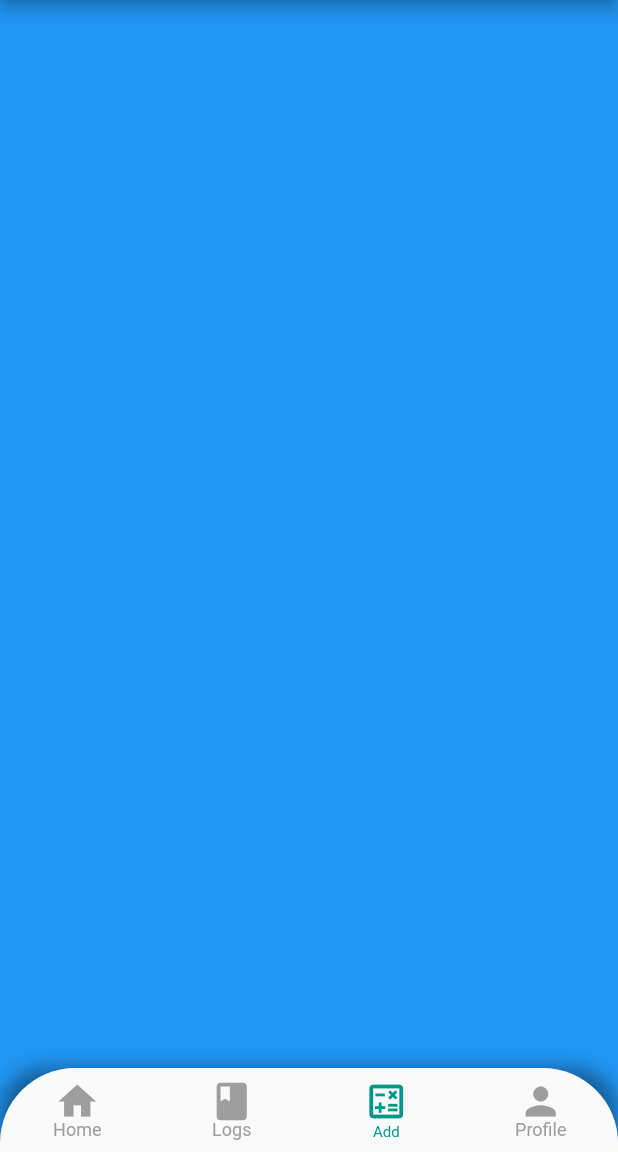
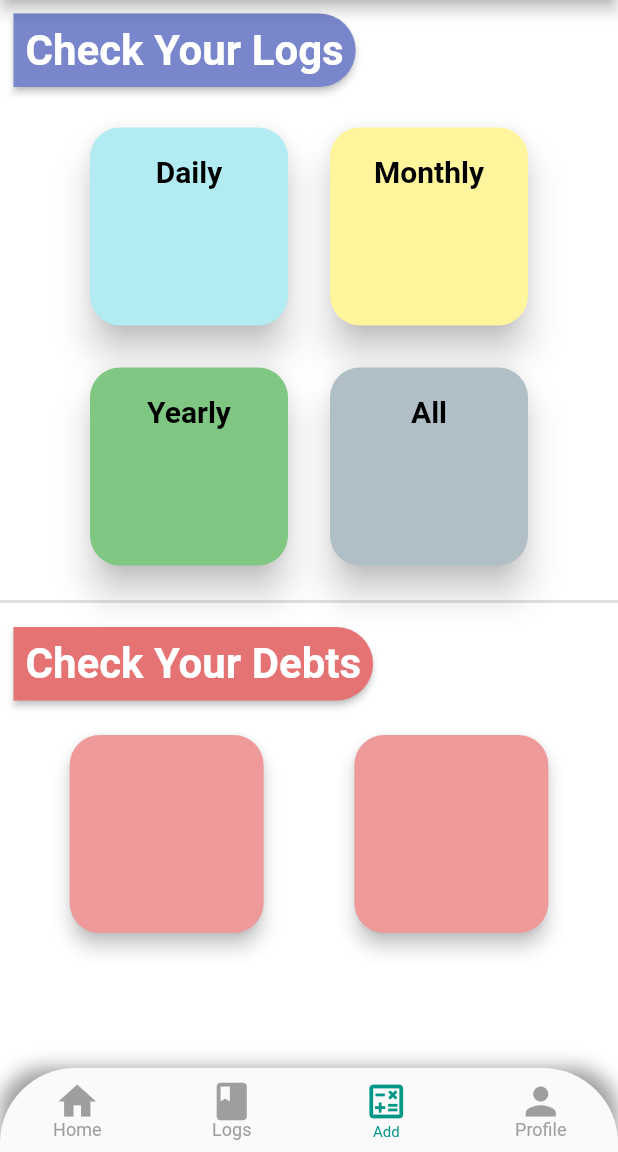
Before and after one commit to AmrSabbagh35/Daftarak, a Flutter app: the BottomNav screen opened directly, item 3 of the bottom bar chosen, on a phone screen of 412 x 824 dp, the part 84-1236 px from its top. Run offline on Flutter 3.47's test engine with Material 2 defaults, Android fonts, the light colour scheme and no system bars; our stand-ins replace animated_splash_screen, avatar_glow, flutter_login, flutter_speed_dial, font_awesome_flutter, hijri and 2 more; missing offline and left inert: animate_icons; accounts and stored records are empty.

Commit message:
logs fixed

```diff
--- a/lib/main.dart
+++ b/lib/main.dart
@@ -12,6 +12,7 @@ class MyApp extends StatelessWidget {
     return MaterialApp(
         debugShowCheckedModeBanner: false,
         title: 'Login Screen',
+        // theme: ThemeData.dark(),
         home: AnimatedSplashScreen(
             splash: Icons.menu_book,
             duration: 100,
@@ -20,3 +21,15 @@ class MyApp extends StatelessWidget {
             nextScreen: LoginScreen()));
   }
 }
+
+ThemeData _darkTheme = ThemeData(
+  primaryTextTheme: TextTheme(),
+  accentColor: Colors.white,
+  brightness: Brightness.dark,
+  primaryColor: Colors.amber,
+);
+
+ThemeData _lightTheme = ThemeData(
+    accentColor: Colors.pink,
+    brightness: Brightness.light,
+    primaryColor: Colors.blue);
--- /dev/null
+++ b/lib/screens/Add_Screen.dart
@@ -0,0 +1,251 @@
+import 'package:flutter/material.dart';
+
+class Add_Screen extends StatefulWidget {
+  @override
+  _Add_ScreenState createState() => _Add_ScreenState();
+}
+
+class _Add_ScreenState extends State<Add_Screen> {
+  @override
+  Widget build(BuildContext context) {
+    final screenheight = MediaQuery.of(context).size.height;
+    final screenwidth = MediaQuery.of(context).size.width;
+    return Container(
+        child: Column(
+      crossAxisAlignment: CrossAxisAlignment.start,
+      children: <Widget>[
+        Padding(
+          padding: const EdgeInsets.symmetric(horizontal: 5, vertical: 5),
+          child: Card(
+            color: Colors.indigo[300],
+            elevation: 2,
+            shape: RoundedRectangleBorder(
+                borderRadius: BorderRadius.only(
+                    topRight: Radius.circular(40),
+                    bottomRight: Radius.circular(40))),
+            child: Padding(
+              padding: const EdgeInsets.all(8.0),
+              child: Text(
+                "Check Your Logs",
+                style: TextStyle(
+                    color: Colors.white,
+                    fontSize: 28.0,
+                    fontWeight: FontWeight.bold),
+                textAlign: TextAlign.start,
+              ),
+            ),
+          ),
+        ),
+        SizedBox(
+          height: 2,
+        ),
+        Padding(
+          padding: const EdgeInsets.all(12.0),
+          child: Center(
+            child: Wrap(
+              spacing: 20,
+              runSpacing: 20.0,
+              children: <Widget>[
+                SizedBox(
+                  width: 140.0,
+                  height: 140.0,
+                  child: Card(
+                    color: Colors.cyan[100],
+                    elevation: 10,
+                    shape: RoundedRectangleBorder(
+                        borderRadius: BorderRadius.circular(20)),
+                    child: InkWell(
+                      splashColor: Colors.cyan[300],
+                      onTap: () => print('object'),
+                      child: Center(
+                          child: Padding(
+                        padding: const EdgeInsets.all(8.0),
+                        child: Column(
+                          children: <Widget>[
+                            SizedBox(
+                              height: 10.0,
+                            ),
+                            Text(
+                              "Daily",
+                              style: TextStyle(
+                                  color: Colors.black,
+                                  fontWeight: FontWeight.bold,
+                                  fontSize: 20.0),
+                            ),
+                            SizedBox(
+                              height: 5.0,
+                            ),
+                          ],
+                        ),
+                      )),
+                    ),
+                  ),
+                ),
+                SizedBox(
+                  width: 140.0,
+                  height: 140.0,
+                  child: Card(
+                    color: Colors.yellow[200],
+                    elevation: 10,
+                    shape: RoundedRectangleBorder(
+                        borderRadius: BorderRadius.circular(20)),
+                    child: InkWell(
+                      splashColor: Colors.yellow,
+                      onTap: () => print('object'),
+                      child: Center(
+                          child: Padding(
+                        padding: const EdgeInsets.all(8.0),
+                        child: Column(
+                          children: <Widget>[
+                            SizedBox(
+                              height: 10.0,
+                            ),
+                            Text(
+                              "Monthly",
+                              style: TextStyle(
+                                  color: Colors.black,
+                                  fontWeight: FontWeight.bold,
+                                  fontSize: 20.0),
+                            ),
+                            SizedBox(
+                              height: 5.0,
+                            ),
+                          ],
+                        ),
+                      )),
+                    ),
+                  ),
+                ),
+                SizedBox(
+                  width: 140.0,
+                  height: 140.0,
+                  child: Card(
+                    color: Colors.green[300],
+                    elevation: 10,
+                    shape: RoundedRectangleBorder(
+                        borderRadius: BorderRadius.circular(20)),
+                    child: InkWell(
+                      splashColor: Colors.green[400],
+                      onTap: () => print('object'),
+                      child: Center(
+                          child: Padding(
+                        padding: const EdgeInsets.all(8.0),
+                        child: Column(
+                          children: <Widget>[
+                            SizedBox(
+                              height: 10.0,
+                            ),
+                            Text(
+                              "Yearly",
+                              style: TextStyle(
+                                  color: Colors.black,
+                                  fontWeight: FontWeight.bold,
+                                  fontSize: 20.0),
+                            ),
+                            SizedBox(
+                              height: 5.0,
+                            ),
+                          ],
+                        ),
+                      )),
+                    ),
+                  ),
+                ),
+                SizedBox(
+                  width: 140.0,
+                  height: 140.0,
+                  child: Card(
+                    color: Colors.blueGrey[200],
+                    elevation: 10,
+                    shape: RoundedRectangleBorder(
+                        borderRadius: BorderRadius.circular(20)),
+                    child: InkWell(
+                      splashColor: Colors.blueGrey,
+                      onTap: () => print('object'),
+                      child: Center(
+                          child: Padding(
+                        padding: const EdgeInsets.all(8.0),
+                        child: Column(
+                          children: <Widget>[
+                            SizedBox(
+                              height: 10.0,
+                            ),
+                            Text(
+                              "All",
+                              style: TextStyle(
+                                  color: Colors.black,
+                                  fontWeight: FontWeight.bold,
+                                  fontSize: 20.0),
+                            ),
+                            SizedBox(
+                              height: 5.0,
+                            ),
+                          ],
+                        ),
+                      )),
+                    ),
+                  ),
+                ),
+              ],
+            ),
+          ),
+        ),
+        Divider(
+          thickness: 2,
+        ),
+        Padding(
+          padding: const EdgeInsets.symmetric(horizontal: 5, vertical: 5),
+          child: Card(
+            color: Colors.red[300],
+            elevation: 2,
+            shape: RoundedRectangleBorder(
+                borderRadius: BorderRadius.only(
+                    topRight: Radius.circular(40),
+                    bottomRight: Radius.circular(40))),
+            child: Padding(
+              padding: const EdgeInsets.all(8.0),
+              child: Text(
+                "Check Your Debts",
+                style: TextStyle(
+                    color: Colors.white,
+                    fontSize: 28.0,
+                    fontWeight: FontWeight.bold),
+                textAlign: TextAlign.start,
+              ),
+            ),
+          ),
+        ),
+        // SizedBox(
+        //   height: 10,
+        // ),
+        Row(
+          mainAxisAlignment: MainAxisAlignment.spaceEvenly,
+          children: [
+            Container(
+              height: 140,
+              margin: EdgeInsets.all(10),
+              width: screenwidth / 3,
+              child: Card(
+                color: Colors.red[200],
+                shape: RoundedRectangleBorder(
+                    borderRadius: BorderRadius.circular(20)),
+                elevation: 5,
+              ),
+            ),
+            Container(
+              height: 140,
+              margin: EdgeInsets.all(10),
+              width: screenwidth / 3,
+              child: Card(
+                color: Colors.red[200],
+                shape: RoundedRectangleBorder(
+                    borderRadius: BorderRadius.circular(20)),
+                elevation: 5,
+              ),
+            ),
+          ],
+        )
+      ],
+    ));
+  }
+}
--- a/lib/screens/Bottom_Nav.dart
+++ b/lib/screens/Bottom_Nav.dart
@@ -1,6 +1,7 @@
 import 'package:animate_icons/animate_icons.dart';
 import 'package:flutter/material.dart';
 import 'package:flutter_speed_dial/flutter_speed_dial.dart';
+import 'package:test_login/screens/Add_Screen.dart';
 import 'package:test_login/screens/Home_screen.dart';
 import 'package:test_login/screens/Profile_Screen.dart';
 import 'package:test_login/widgets/widget.dart';
@@ -23,9 +24,7 @@ class _BottomNavState extends State<BottomNav> {
   final List<Widget> _children = [
     Homescreen(),
     PlaceHolder(),
-    Container(
-      color: Colors.blue,
-    ),
+    Add_Screen(),
     Profile_Screen(),
   ];
   @override
--- a/lib/screens/Home_screen.dart
+++ b/lib/screens/Home_screen.dart
@@ -1,7 +1,5 @@
 import 'package:flutter/material.dart';
-import 'package:test_login/widgets/Calendar_card.dart';
-import 'package:test_login/widgets/DailyBox_Card.dart';
-import 'package:test_login/widgets/Reminder_Card.dart';
+import 'package:test_login/widgets/widget.dart';
 
 class Homescreen extends StatefulWidget {
   @override
--- a/lib/screens/Item_List.dart
+++ b/lib/screens/Item_List.dart
@@ -65,10 +65,13 @@ Widget _buildItem(String title, String subtitle) {
     child: Column(
       children: [
         Card(
+          margin: EdgeInsets.all(10),
           elevation: 5,
           child: ListTile(
             title: Text(title),
             subtitle: Text(subtitle),
+            trailing: Icon(Icons.ac_unit),
+            // dense: true,
           ),
         ),
         // Divider(),
--- a/lib/screens/Profile_Screen.dart
+++ b/lib/screens/Profile_Screen.dart
@@ -20,7 +20,7 @@ class _Profile_ScreenState extends State<Profile_Screen> {
                   bottomRight: Radius.circular(50),
                   bottomLeft: Radius.circular(50)),
             ),
-            elevation: 20,
+            elevation: 15,
             child: Container(
               height: screenHeight / 3,
               width: double.infinity,
@@ -119,11 +119,19 @@ class _Profile_ScreenState extends State<Profile_Screen> {
               ),
             ),
           ),
-          Container(
-            width: double.infinity,
-            height: 30,
-            child: Card(
-              elevation: 20,
+          Padding(
+            padding: const EdgeInsets.symmetric(horizontal: 10, vertical: 10),
+            child: Container(
+              width: double.infinity,
+              height: 100,
+              decoration:
+                  BoxDecoration(borderRadius: BorderRadius.circular(10)),
+              child: Card(
+                shape: RoundedRectangleBorder(
+                    borderRadius: BorderRadius.circular(50)),
+                elevation: 10,
+                clipBehavior: Clip.antiAlias,
+              ),
             ),
           ),
         ],
--- a/lib/widgets/Calendar_card.dart
+++ b/lib/widgets/Calendar_card.dart
@@ -80,7 +80,8 @@ class _CalenderCardState extends State<CalenderCard> {
                     // width: screensize / 5,
                     // child:
                     child: Container(
-                      color: Colors.white,
+                      decoration: BoxDecoration(
+                          border: Border.all(color: Colors.grey[400])),
                       child: Column(
                         children: [
                           SizedBox(
--- a/lib/widgets/DailyBox_Card.dart
+++ b/lib/widgets/DailyBox_Card.dart
@@ -45,14 +45,14 @@ class _DailyBox_CardState extends State<DailyBox_Card> {
               ),
             ],
           ),
-          Positioned(
-              top: 0,
-              bottom: 0,
-              right: screensize / 4,
-              left: 0,
-              child: VerticalDivider(
-                thickness: 2,
-              )),
+          // Positioned(
+          //     top: 0,
+          //     bottom: 0,
+          //     right: screensize / 4,
+          //     left: 0,
+          //     child: VerticalDivider(
+          //       thickness: 2,
+          //     )),
           // Positioned(
           //     top: 20,
           //     right: screewidth / 2 - 20,
--- a/lib/widgets/LoginWidget.dart
+++ b/lib/widgets/LoginWidget.dart
@@ -1,3 +1,5 @@
+import 'dart:ui';
+
 import 'package:flutter/material.dart';
 import 'package:flutter_login/flutter_login.dart';
 
@@ -11,7 +13,43 @@ class _LoginWidgetState extends State<LoginWidget> {
   Widget build(BuildContext context) {
     return SafeArea(
       child: FlutterLogin(
-        theme: LoginTheme(),
+        theme: LoginTheme(
+            accentColor: Colors.white,
+            footerTextStyle:
+                TextStyle(color: Colors.white, fontWeight: FontWeight.w500),
+            bodyStyle:
+                TextStyle(color: Colors.white, fontWeight: FontWeight.w500),
+            inputTheme: InputDecorationTheme(
+              fillColor: Colors.white,
+              labelStyle: TextStyle(
+                  color: Colors.white,
+                  fontWeight: FontWeight.w500,
+                  fontSize: 17),
+              helperStyle:
+                  TextStyle(color: Colors.white, fontWeight: FontWeight.w500),
+              prefixStyle: TextStyle(
+                  backgroundColor: Colors.white, fontWeight: FontWeight.w500),
+              suffixStyle: TextStyle(
+                  backgroundColor: Colors.white, fontWeight: FontWeight.w500),
+              hintStyle:
+                  TextStyle(color: Colors.white, fontWeight: FontWeight.w500),
+            ),
+            beforeHeroFontSize: 30,
+            primaryColor: Color.fromRGBO(23, 33, 42, 1),
+            textFieldStyle:
+                TextStyle(fontWeight: FontWeight.w500, color: Colors.white),
+            cardTheme: CardTheme(
+              clipBehavior: Clip.antiAlias,
+              color: Color.fromRGBO(44, 47, 51, 1),
+              elevation: 10,
+              margin: EdgeInsets.all(20),
+            ),
+            buttonTheme: LoginButtonTheme(
+                backgroundColor: Colors.cyan,
+                elevation: 5,
+                splashColor: Colors.cyan[200],
+                highlightColor: Colors.cyan[400],
+                highlightElevation: 6)),
         title: "دفترك",
         logo: "assets/images/icon.jpg",
         onSignup: (_) => Future(null),
@@ -22,7 +60,7 @@ class _LoginWidgetState extends State<LoginWidget> {
           passwordHint: 'Password',
           confirmPasswordHint: 'Confirm Your Password',
           loginButton: 'Log In',
-          signupButton: 'Register',
+          signupButton: '',
           forgotPasswordButton: 'Forgot Password ?',
           recoverPasswordButton: 'Help',
           goBackButton: 'Go Back',
--- a/lib/widgets/widget.dart
+++ b/lib/widgets/widget.dart
@@ -1 +1,4 @@
 export 'LoginWidget.dart';
+export 'DailyBox_Card.dart';
+export 'Calendar_card.dart';
+export 'Reminder_Card.dart';
--- a/pubspec.yaml
+++ b/pubspec.yaml
@@ -39,6 +39,7 @@ dependencies:
   animated_splash_screen: ^1.0.1+2
   page_transition: ^1.1.7+6
   avatar_glow: ^2.0.1
+  flutter_screenutil: ^5.0.0
 dev_dependencies:
   flutter_test:
     sdk: flutter
```
Also changed, not shown: pubspec.lock.
